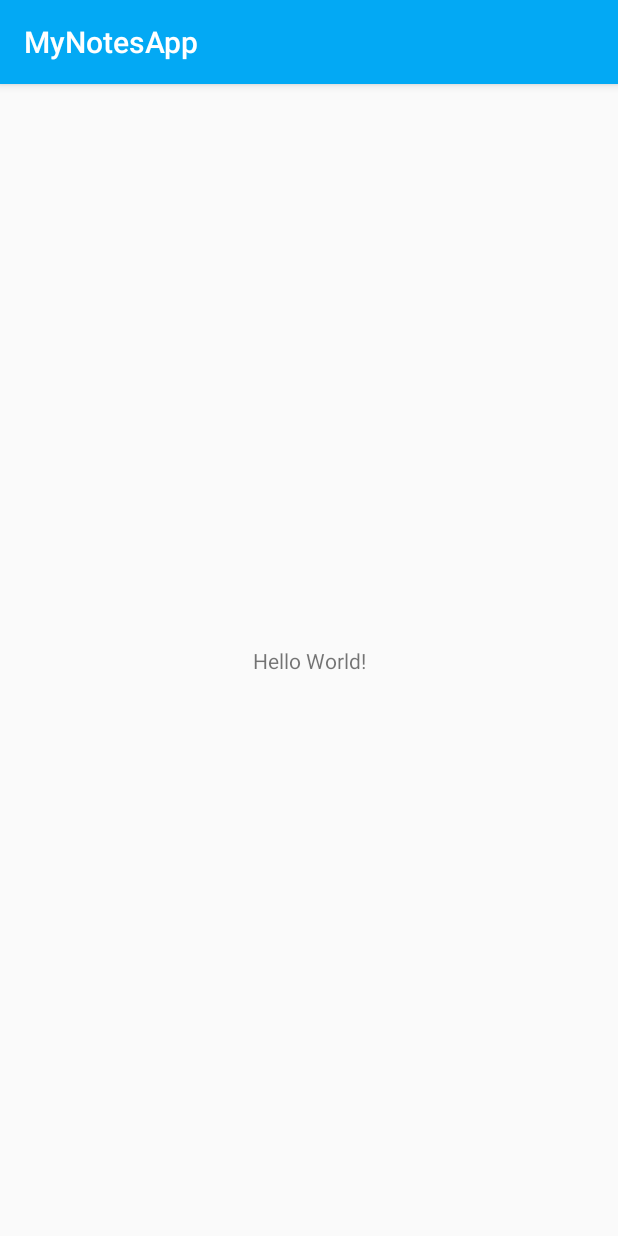
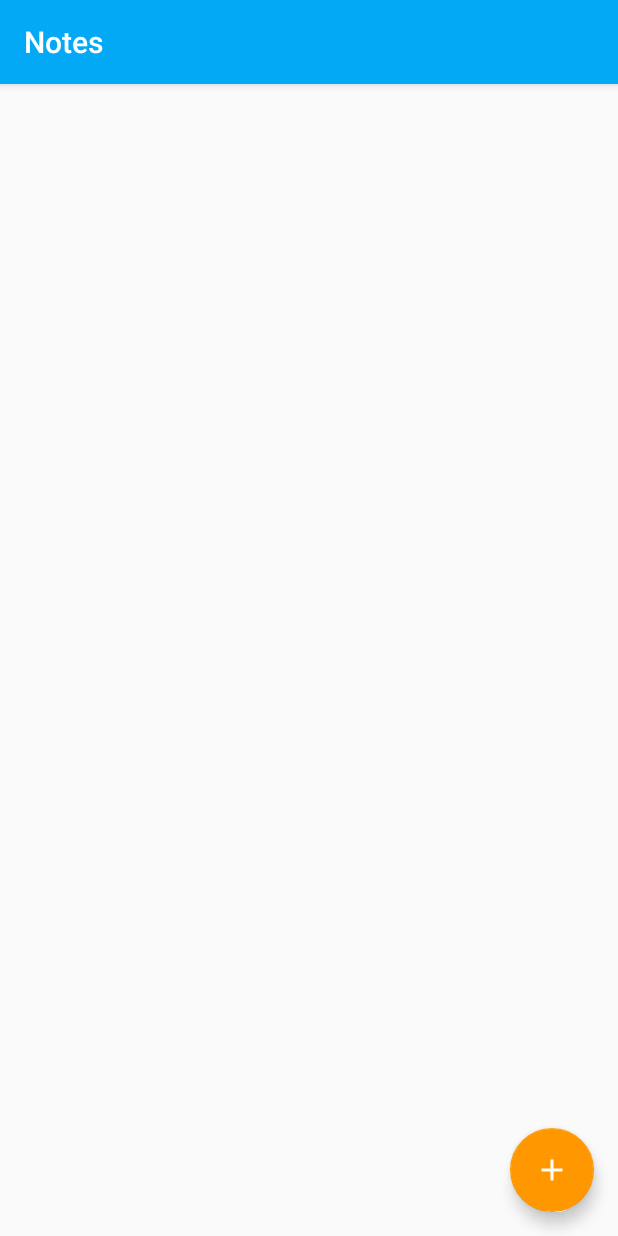
Before and after one commit to derysudrajat/MyNotesApp, an Android app: the screen it shows after launch (MainActivity), on a phone screen of 412 x 824 dp. Run offline under Robolectric (Android 15) with nearby library versions, the phone set to English and light mode, and no system bars.

Commit message:
Complete MainActivity

```diff
--- a/app/src/main/java/com/example/mynotesapp/MainActivity.java
+++ b/app/src/main/java/com/example/mynotesapp/MainActivity.java
@@ -1,13 +1,150 @@
 package com.example.mynotesapp;
 
+import android.content.Intent;
+import android.os.AsyncTask;
+import android.support.annotation.Nullable;
+import android.support.design.widget.FloatingActionButton;
+import android.support.design.widget.Snackbar;
 import android.support.v7.app.AppCompatActivity;
 import android.os.Bundle;
+import android.support.v7.widget.LinearLayoutManager;
+import android.support.v7.widget.RecyclerView;
+import android.view.View;
+import android.widget.ProgressBar;
 
-public class MainActivity extends AppCompatActivity {
+import com.example.mynotesapp.adapter.NoteAdapter;
+import com.example.mynotesapp.db.NoteHelper;
+
+import java.lang.ref.WeakReference;
+import java.util.ArrayList;
+
+import static com.example.mynotesapp.NoteAddUpdateActivity.REQUEST_UPDATE;
+
+public class MainActivity extends AppCompatActivity implements View.OnClickListener, LoadNotesCallback {
+
+    private RecyclerView rvNotes;
+    private ProgressBar progressBar;
+    private FloatingActionButton fabAdd;
+    private static final String EXTRA_STATE = "EXTRA_STATE";
+    private NoteAdapter adapter;
+    private NoteHelper noteHelper;
 
     @Override
     protected void onCreate(Bundle savedInstanceState) {
         super.onCreate(savedInstanceState);
         setContentView(R.layout.activity_main);
+
+        if (getSupportActionBar() != null)
+            getSupportActionBar().setTitle("Notes");
+        rvNotes = findViewById(R.id.rv_notes);
+        rvNotes.setLayoutManager(new LinearLayoutManager(this));
+        rvNotes.setHasFixedSize(true);
+        noteHelper = NoteHelper.getInstance(getApplicationContext());
+        noteHelper.open();
+        progressBar = findViewById(R.id.progressbar);
+        fabAdd = findViewById(R.id.fab_add);
+        fabAdd.setOnClickListener(this);
+        adapter = new NoteAdapter(this);
+        rvNotes.setAdapter(adapter);
+        if (savedInstanceState == null) {
+            new LoadNotesAsync(noteHelper, this).execute();
+        } else {
+            ArrayList<Note> list = savedInstanceState.getParcelableArrayList(EXTRA_STATE);
+            if (list != null) {
+                adapter.setListNotes(list);
+            }
+        }
+    }
+
+    @Override
+    protected void onSaveInstanceState(Bundle outState) {
+        super.onSaveInstanceState(outState);
+        outState.putParcelableArrayList(EXTRA_STATE, adapter.getListNotes());
+    }
+
+    @Override
+    public void onClick(View v) {
+        if (v.getId() == R.id.fab_add) {
+            Intent intent = new Intent(MainActivity.this, NoteAddUpdateActivity.class);
+            startActivityForResult(intent, NoteAddUpdateActivity.REQUEST_ADD);
+        }
+    }
+
+    @Override
+    public void preExecute() {
+        runOnUiThread(new Runnable() {
+            @Override
+            public void run() {
+                progressBar.setVisibility(View.VISIBLE);
+            }
+        });
+    }
+
+    @Override
+    public void postExecute(ArrayList<Note> notes) {
+        progressBar.setVisibility(View.INVISIBLE);
+        adapter.setListNotes(notes);
+    }
+    private static class LoadNotesAsync extends AsyncTask<Void, Void, ArrayList<Note>>{
+        private final WeakReference<NoteHelper> weakNoteHelper;
+        private final WeakReference<LoadNotesCallback> weakCallback;
+
+        private LoadNotesAsync(NoteHelper noteHelper, LoadNotesCallback callback) {
+            weakNoteHelper = new WeakReference<>(noteHelper);
+            weakCallback = new WeakReference<>(callback);
+        }
+
+        @Override
+        protected void onPreExecute() {
+            super.onPreExecute();
+            weakCallback.get().preExecute();
+        }
+        @Override
+        protected ArrayList<Note> doInBackground(Void... voids) {
+            return weakNoteHelper.get().getAllNotes();
+        }
+        @Override
+        protected void onPostExecute(ArrayList<Note> notes) {
+            super.onPostExecute(notes);
+            weakCallback.get().postExecute(notes);
+        }
+    }
+
+    @Override
+    protected void onActivityResult(int requestCode, int resultCode, @Nullable Intent data) {
+        super.onActivityResult(requestCode, resultCode, data);
+
+        if (data != null) {
+            if (requestCode == NoteAddUpdateActivity.REQUEST_ADD) {
+                if (resultCode == NoteAddUpdateActivity.RESULT_ADD) {
+                    Note note = data.getParcelableExtra(NoteAddUpdateActivity.EXTRA_NOTE);
+                    adapter.addItem(note);
+                    rvNotes.smoothScrollToPosition(adapter.getItemCount() - 1);
+                    showSnackbarMessage("Satu item berhasil ditambahkan");
+                }
+            }
+            else if (requestCode == REQUEST_UPDATE) {
+                if (resultCode == NoteAddUpdateActivity.RESULT_UPDATE) {
+                    Note note = data.getParcelableExtra(NoteAddUpdateActivity.EXTRA_NOTE);
+                    int position = data.getIntExtra(NoteAddUpdateActivity.EXTRA_POSITION, 0);
+                    adapter.updateItem(position, note);
+                    rvNotes.smoothScrollToPosition(position);
+                    showSnackbarMessage("Satu item berhasil diubah");
+                }
+                else if (resultCode == NoteAddUpdateActivity.RESULT_DELETE) {
+                    int position = data.getIntExtra(NoteAddUpdateActivity.EXTRA_POSITION, 0);
+                    adapter.removeItem(position);
+                    showSnackbarMessage("Satu item berhasil dihapus");
+                }
+            }
+        }
+    }
+    @Override
+    protected void onDestroy() {
+        super.onDestroy();
+        noteHelper.close();
+    }
+    private void showSnackbarMessage(String message) {
+        Snackbar.make(rvNotes, message, Snackbar.LENGTH_SHORT).show();
     }
 }
--- a/app/src/main/res/layout/activity_main.xml
+++ b/app/src/main/res/layout/activity_main.xml
@@ -1,18 +1,31 @@
 <?xml version="1.0" encoding="utf-8"?>
-<android.support.constraint.ConstraintLayout xmlns:android="http://schemas.android.com/apk/res/android"
+<RelativeLayout
+    xmlns:android="http://schemas.android.com/apk/res/android"
     xmlns:app="http://schemas.android.com/apk/res-auto"
     xmlns:tools="http://schemas.android.com/tools"
     android:layout_width="match_parent"
     android:layout_height="match_parent"
+    android:fitsSystemWindows="true"
     tools:context=".MainActivity">
-
-    <TextView
+    <ProgressBar
+        android:layout_width="48dp"
+        android:layout_height="48dp"
+        android:id="@+id/progressbar"
+        android:layout_centerInParent="true"/>
+    <android.support.v7.widget.RecyclerView
+        android:id="@+id/rv_notes"
+        android:layout_width="match_parent"
+        android:layout_height="match_parent"
+        tools:listitem="@layout/item_note"
+        app:layout_behavior="@string/appbar_scrolling_view_behavior"/>
+    <android.support.design.widget.FloatingActionButton
+        android:id="@+id/fab_add"
         android:layout_width="wrap_content"
         android:layout_height="wrap_content"
-        android:text="Hello World!"
-        app:layout_constraintBottom_toBottomOf="parent"
-        app:layout_constraintLeft_toLeftOf="parent"
-        app:layout_constraintRight_toRightOf="parent"
-        app:layout_constraintTop_toTopOf="parent" />
-
-</android.support.constraint.ConstraintLayout>
+        android:layout_alignParentRight="true"
+        android:layout_alignParentEnd="true"
+        android:layout_alignParentBottom="true"
+        android:layout_margin="16dp"
+        app:fabSize="normal"
+        app:srcCompat="@drawable/ic_add" />
+</RelativeLayout>
```
